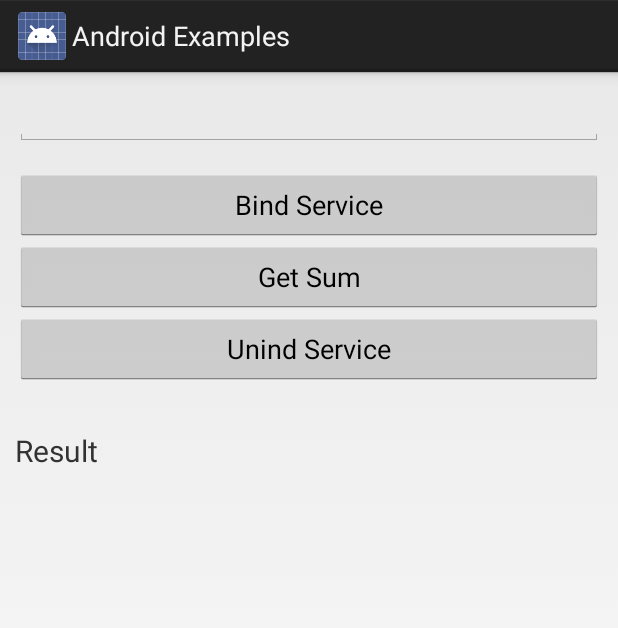
After one commit to VamsiSangam/AndroidExamples, an Android app: the SumBoundServiceActivity screen opened directly, with no data from a screen before it, on a phone screen of 412 x 824 dp. The commit adds this screen. Shown: the top 628 px of the screen. Run offline under Robolectric (Android 15) with nearby library versions, the phone set to English and light mode, and no system bars.

Commit message:
Added bound service example

```diff
--- a/app/src/main/java/com/vamsisangam/androidexamples/App.java
+++ b/app/src/main/java/com/vamsisangam/androidexamples/App.java
@@ -1,4 +1,6 @@
 package com.vamsisangam.androidexamples;
+
+import android.util.Log;
 
 /**
  * Created by Vamsi on 25-05-2017.
@@ -7,4 +9,9 @@ package com.vamsisangam.androidexamples;
 public class App {
     // Global constants
     public static String TAG = "Android Examples";
+
+    // Utility functions
+    public static void log(String message) {
+        Log.d(TAG, message);
+    }
 }
--- a/app/src/main/java/com/vamsisangam/androidexamples/HomeActivity.java
+++ b/app/src/main/java/com/vamsisangam/androidexamples/HomeActivity.java
@@ -55,6 +55,7 @@ public class HomeActivity extends ListActivity {
         arr.add(new HomeActivityListItem("Read/Write User Preferences", "Reads and writes user preferences from a custom .xml file. The layout is not generated and the code to read/write to preferences XML file is manually written."));
         arr.add(new HomeActivityListItem("Calculate sum of first N numbers", "Calculates the sum of first N numbers in a slow manner using AsyncTask. Notifies user after sum has been calculated."));
         arr.add(new HomeActivityListItem("Sum of first N numbers", "Calculates the sum of first N numbers using a Service and an Intent Service. Sends a notification when done."));
+        arr.add(new HomeActivityListItem("Sum of N numbers, by Bound Service!", "Calculates the sum of first N numbers using a BoundService."));
 
         ArrayList<HashMap<String, String>> data = new ArrayList<>();
 
@@ -104,6 +105,7 @@ public class HomeActivity extends ListActivity {
         activityMap.put(14, ReadWritePreferencesActivity.class);
         activityMap.put(15, AsyncTaskDemoActivity.class);
         activityMap.put(16, SumServiceActivity.class);
+        activityMap.put(17, SumBoundServiceActivity.class);
 
         lv.setOnItemClickListener(new AdapterView.OnItemClickListener() {
             @Override
--- /dev/null
+++ b/app/src/main/java/com/vamsisangam/androidexamples/SumBoundServiceActivity.java
@@ -0,0 +1,92 @@
+package com.vamsisangam.androidexamples;
+
+import android.app.Activity;
+import android.content.ComponentName;
+import android.content.Context;
+import android.content.Intent;
+import android.content.ServiceConnection;
+import android.os.Bundle;
+import android.os.IBinder;
+import android.view.View;
+import android.widget.EditText;
+import android.widget.TextView;
+import static com.vamsisangam.androidexamples.App.*;
+
+public class SumBoundServiceActivity extends Activity {
+    EditText number;
+    TextView result;
+    boolean bound;
+    SumBoundService sumService;
+
+    @Override
+    protected void onCreate(Bundle savedInstanceState) {
+        super.onCreate(savedInstanceState);
+        setContentView(R.layout.activity_sum_bound_service);
+        init();
+    }
+
+    private void init() {
+        number = (EditText) findViewById(R.id.SumBoundServiceNumber);
+        result = (TextView) findViewById(R.id.SumBoundServiceResult);
+        bound = false;
+    }
+
+    @Override
+    protected void onStart() {
+        log("onStart() - " + this.getClass().getName());
+        super.onStart();
+    }
+
+    @Override
+    protected void onStop() {
+        log("onStop() - " + this.getClass().getName());
+        super.onStop();
+    }
+
+    private void connectToService() {
+        Intent intent = new Intent(this, SumBoundService.class);
+        bindService(intent, connection, Context.BIND_AUTO_CREATE);
+    }
+
+    public void bind(View v) {
+        log("bind() - Activity");
+
+        if (!bound) {
+            connectToService();
+            bound = true;
+            log("Connection done");
+        }
+    }
+
+    public void unbind(View v) {
+        log("unbind() - Activity");
+
+        if (bound) {
+            unbindService(connection);
+            bound = false;
+        }
+    }
+
+    public void getSum(View v) {
+        int num = Integer.parseInt(number.getText().toString());
+        int sum = sumService.getSum(num);
+
+        result.setText("Result = " + sum);
+    }
+
+    private ServiceConnection connection = new ServiceConnection() {
+        @Override
+        public void onServiceConnected(ComponentName componentName, IBinder iBinder) {
+            log("onServiceConnected() - " + this.getClass().getName());
+            bound = true;
+            SumBoundService.ResultBinder binder = (SumBoundService.ResultBinder) iBinder;
+            sumService = binder.getService();
+        }
+
+        @Override
+        public void onServiceDisconnected(ComponentName componentName) {
+            log("onServiceDisconnected() - " + this.getClass().getName());
+            bound = false;
+        }
+    };
+}
--- /dev/null
+++ b/app/src/main/res/layout/activity_sum_bound_service.xml
@@ -0,0 +1,37 @@
+<?xml version="1.0" encoding="utf-8"?>
+<LinearLayout xmlns:android="http://schemas.android.com/apk/res/android"
+    xmlns:app="http://schemas.android.com/apk/res-auto"
+    xmlns:tools="http://schemas.android.com/tools"
+    android:layout_width="match_parent"
+    android:layout_height="match_parent"
+    tools:context="com.vamsisangam.androidexamples.SumBoundServiceActivity"
+    android:orientation="vertical"
+    android:padding="10dp">
+    <EditText
+        android:layout_width="match_parent"
+        android:layout_height="wrap_content"
+        android:id="@+id/SumBoundServiceNumber"/>
+    <Button
+        android:layout_width="match_parent"
+        android:layout_height="wrap_content"
+        android:text="Bind Service"
+        android:onClick="bind"
+        android:layout_marginTop="15dp"/>
+    <Button
+        android:layout_width="match_parent"
+        android:layout_height="wrap_content"
+        android:text="Get Sum"
+        android:onClick="getSum"/>
+    <Button
+        android:layout_width="match_parent"
+        android:layout_height="wrap_content"
+        android:text="Unind Service"
+        android:onClick="unbind"/>
+    <TextView
+        android:layout_width="match_parent"
+        android:layout_height="wrap_content"
+        android:text="Result"
+        android:textSize="20sp"
+        android:layout_marginTop="30dp"
+        android:id="@+id/SumBoundServiceResult"/>
+</LinearLayout>
```
Also changed, not shown: app/src/main/AndroidManifest.xml (+6 -3 lines), app/src/main/java/com/vamsisangam/androidexamples/SumBoundService.java (added, +52 -0 lines).
